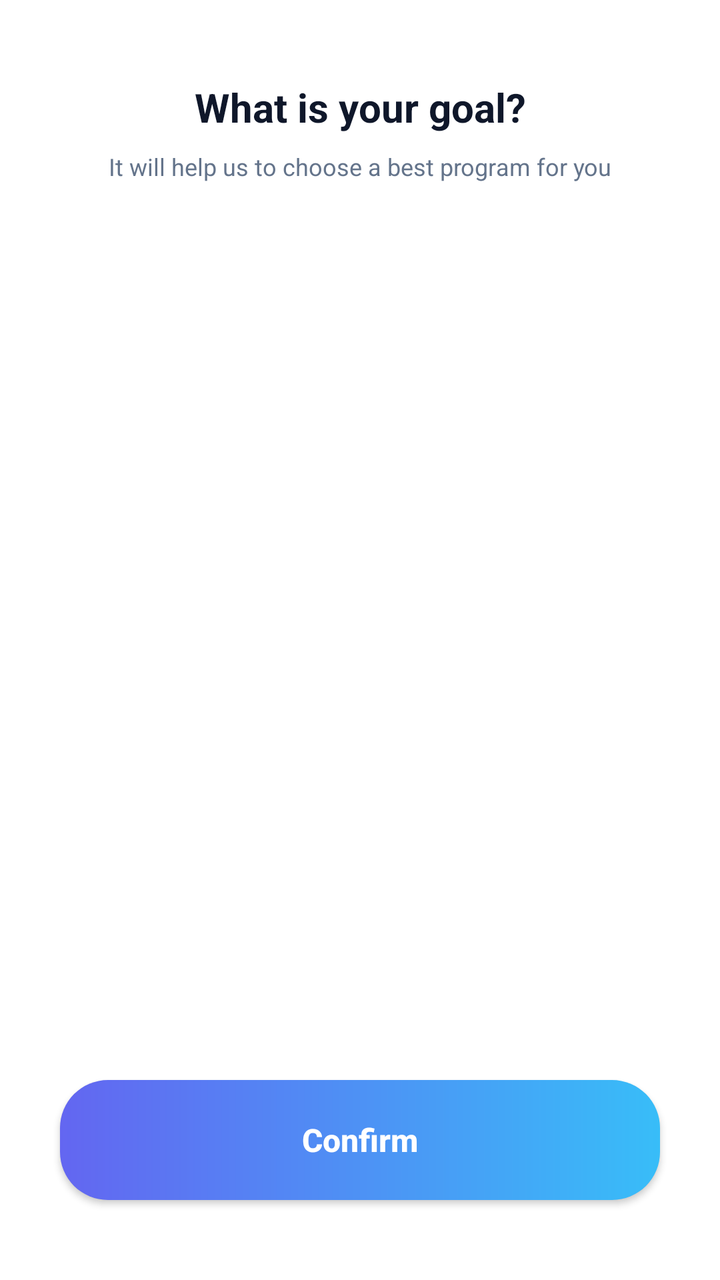
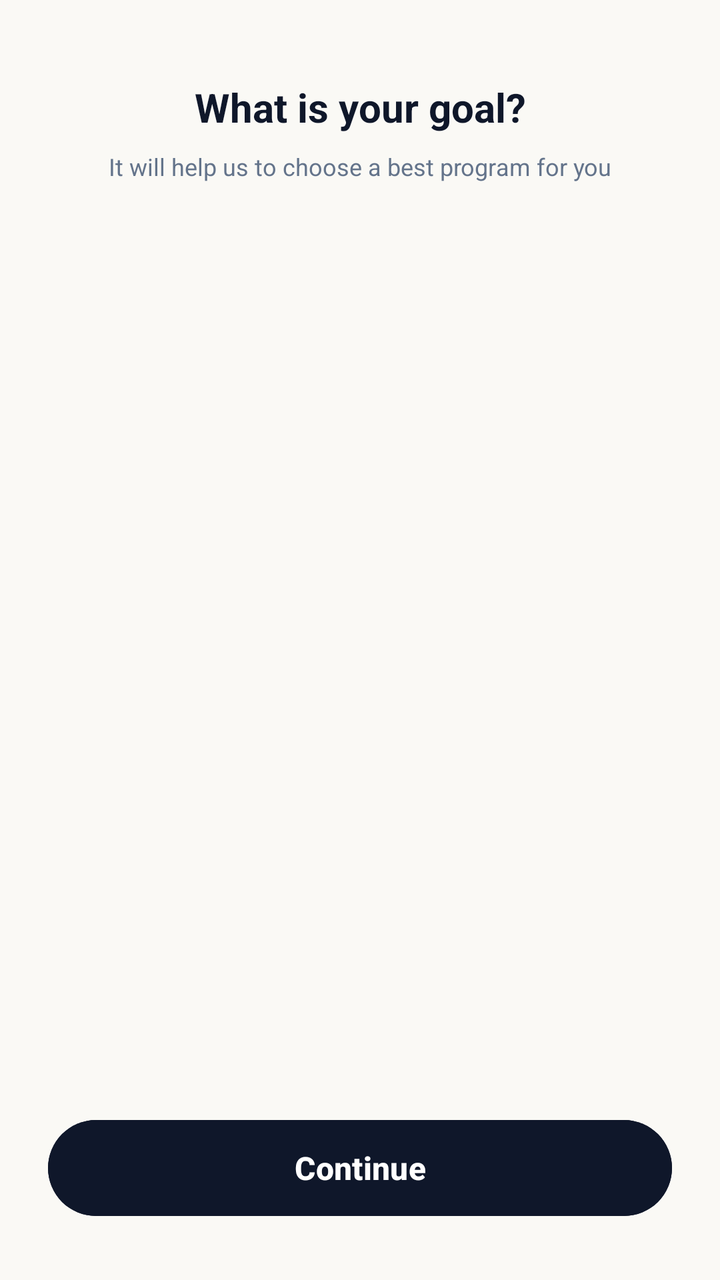

The first picture is an Android layout as it rendered before a commit; the second is the same layout after the commit. The layout source and the unified diff follow.
<!-- AndroidManifest.xml: application theme Theme.FitnessApp -->
<!-- res/layout/activity_goal_selection.xml -->
<?xml version="1.0" encoding="utf-8"?>
<androidx.constraintlayout.widget.ConstraintLayout xmlns:android="http://schemas.android.com/apk/res/android"
    xmlns:app="http://schemas.android.com/apk/res-auto"
    xmlns:tools="http://tools.android.com/apk/res/tools"
    android:layout_width="match_parent"
    android:layout_height="match_parent"
    android:background="@color/white"
    tools:context=".activities.GoalSelectionActivity">

    
    <TextView
        android:id="@+id/tvGoalTitle"
        android:layout_width="wrap_content"
        android:layout_height="wrap_content"
        android:layout_marginTop="40dp"
        android:text="@string/what_is_goal"
        android:textColor="@color/black"
        android:textSize="20sp"
        android:textStyle="bold"
        app:layout_constraintEnd_toEndOf="parent"
        app:layout_constraintStart_toStartOf="parent"
        app:layout_constraintTop_toTopOf="parent" />

    
    <TextView
        android:id="@+id/tvGoalSubtitle"
        android:layout_width="0dp"
        android:layout_height="wrap_content"
        android:layout_marginTop="8dp"
        android:layout_marginStart="40dp"
        android:layout_marginEnd="40dp"
        android:gravity="center"
        android:text="@string/goal_subtitle"
        android:textColor="@color/gray"
        android:textSize="12sp"
        app:layout_constraintEnd_toEndOf="parent"
        app:layout_constraintStart_toStartOf="parent"
        app:layout_constraintTop_toBottomOf="@id/tvGoalTitle" />

    
    <androidx.viewpager2.widget.ViewPager2
        android:id="@+id/viewPagerGoals"
        android:layout_width="match_parent"
        android:layout_height="0dp"
        android:layout_marginTop="30dp"
        android:layout_marginBottom="30dp"
        android:clipChildren="false"
        android:clipToPadding="false"
        android:paddingStart="45dp"
        android:paddingEnd="45dp"
        app:layout_constraintBottom_toTopOf="@id/btnConfirm"
        app:layout_constraintEnd_toEndOf="parent"
        app:layout_constraintStart_toStartOf="parent"
        app:layout_constraintTop_toBottomOf="@id/tvGoalSubtitle" />

    
    <androidx.appcompat.widget.AppCompatButton
        android:id="@+id/btnConfirm"
        android:layout_width="match_parent"
        android:layout_height="60dp"
        android:layout_marginStart="30dp"
        android:layout_marginEnd="30dp"
        android:layout_marginBottom="40dp"
        android:background="@drawable/bg_button_gradient"
        android:text="@string/confirm_btn"
        android:textAllCaps="false"
        android:textColor="@color/white"
        android:textSize="16sp"
        android:textStyle="bold"
        app:layout_constraintBottom_toBottomOf="parent"
        app:layout_constraintEnd_toEndOf="parent"
        app:layout_constraintStart_toStartOf="parent" />

    
    <FrameLayout
        android:id="@+id/progressOverlay"
        android:layout_width="match_parent"
        android:layout_height="match_parent"
        android:background="#80FFFFFF"
        android:visibility="gone"
        tools:visibility="visible">

        <ProgressBar
            android:layout_width="wrap_content"
            android:layout_height="wrap_content"
            android:layout_gravity="center"
            android:indeterminateTint="@color/primary" />

    </FrameLayout>

</androidx.constraintlayout.widget.ConstraintLayout>
<!-- resources referenced by this layout -->
<resources>
  <color name="black">#0F172A</color>
  <color name="gray">#64748B</color>
  <color name="primary">#6366F1</color>
  <color name="white">#FFFFFF</color>
  <!-- drawable bg_button_gradient (drawable) -->
  <?xml version="1.0" encoding="utf-8"?>
  <shape xmlns:android="http://schemas.android.com/apk/res/android"
      android:shape="rectangle">
      <gradient
          android:angle="0"
          android:startColor="#6366F1"
          android:endColor="#38BDF8"
          android:type="linear" />
      <corners android:radius="24dp" />
  </shape>
  <string name="confirm_btn">Confirm</string>
  <string name="goal_subtitle">It will help us to choose a best program for you</string>
  <string name="what_is_goal">What is your goal?</string>
  <style name="Theme.FitnessApp" parent="Theme.Material3.DayNight.NoActionBar">
          
          <item name="colorPrimary">@color/primary</item>
          <item name="colorPrimaryVariant">@color/primary_variant</item>
          <item name="colorSecondary">@color/secondary</item>
          <item name="android:statusBarColor">?attr/colorSurface</item>
          <item name="android:windowLightStatusBar">true</item>
          <item name="android:windowBackground">@color/background_color</item>
          <item name="colorSurface">@color/white</item>
          <item name="colorOnSurface">@color/black</item>
          <item name="colorOnBackground">@color/black</item>
      </style>
  <color name="primary_variant">#4F46E5</color>
  <color name="secondary">#38BDF8</color>
  <color name="background_color">#FAF9F5</color>
</resources>

<!-- the commit's change to res/layout/activity_goal_selection.xml (unified diff, before → after) -->
@@ -4,7 +4,7 @@
     xmlns:tools="http://tools.android.com/apk/res/tools"
     android:layout_width="match_parent"
     android:layout_height="match_parent"
-    android:background="@color/white"
+    android:background="#FAF9F5"
     tools:context=".activities.GoalSelectionActivity">
 
     
@@ -54,19 +54,21 @@
         app:layout_constraintTop_toBottomOf="@id/tvGoalSubtitle" />
 
     
-    <androidx.appcompat.widget.AppCompatButton
+    <com.google.android.material.button.MaterialButton
         android:id="@+id/btnConfirm"
         android:layout_width="match_parent"
-        android:layout_height="60dp"
-        android:layout_marginStart="30dp"
-        android:layout_marginEnd="30dp"
-        android:layout_marginBottom="40dp"
-        android:background="@drawable/bg_button_gradient"
-        android:text="@string/confirm_btn"
+        android:layout_height="56dp"
+        android:layout_marginStart="24dp"
+        android:layout_marginEnd="24dp"
+        android:layout_marginBottom="28dp"
+        android:backgroundTint="#0F172A"
+        android:text="Continue"
         android:textAllCaps="false"
-        android:textColor="@color/white"
+        android:textColor="#FFFFFF"
         android:textSize="16sp"
         android:textStyle="bold"
+        app:cornerRadius="28dp"
+        app:elevation="4dp"
         app:layout_constraintBottom_toBottomOf="parent"
         app:layout_constraintEnd_toEndOf="parent"
         app:layout_constraintStart_toStartOf="parent" />
<!-- resource entries referenced after the edit -->
@@ -4,18 +4,6 @@
   <color name="gray">#64748B</color>
   <color name="primary">#6366F1</color>
   <color name="white">#FFFFFF</color>
-  <!-- drawable bg_button_gradient (drawable) -->
-  <?xml version="1.0" encoding="utf-8"?>
-  <shape xmlns:android="http://schemas.android.com/apk/res/android"
-      android:shape="rectangle">
-      <gradient
-          android:angle="0"
-          android:startColor="#6366F1"
-          android:endColor="#38BDF8"
-          android:type="linear" />
-      <corners android:radius="24dp" />
-  </shape>
-  <string name="confirm_btn">Confirm</string>
   <string name="goal_subtitle">It will help us to choose a best program for you</string>
   <string name="what_is_goal">What is your goal?</string>
   <style name="Theme.FitnessApp" parent="Theme.Material3.DayNight.NoActionBar">
